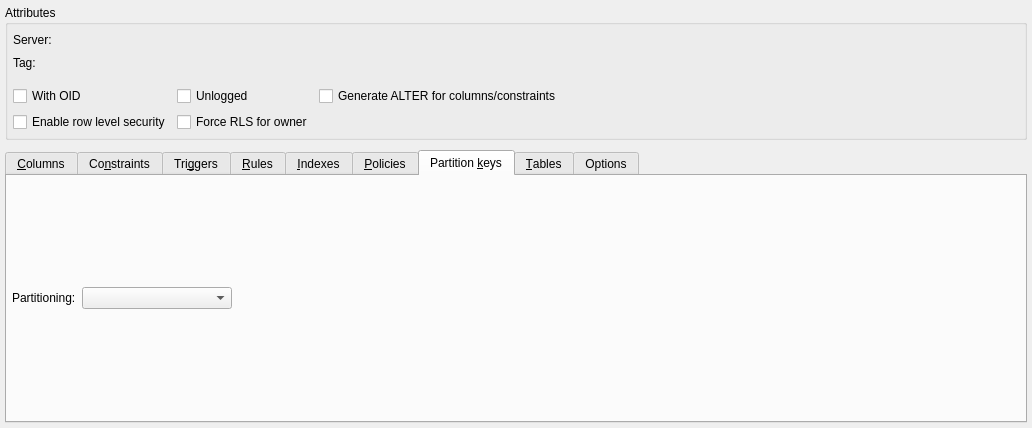
This is libs/libgui/ui/dbobjects/tablewidget.ui in pgmodeler/pgmodeler as Qt 5 draws it before an edit. The edited form follows.
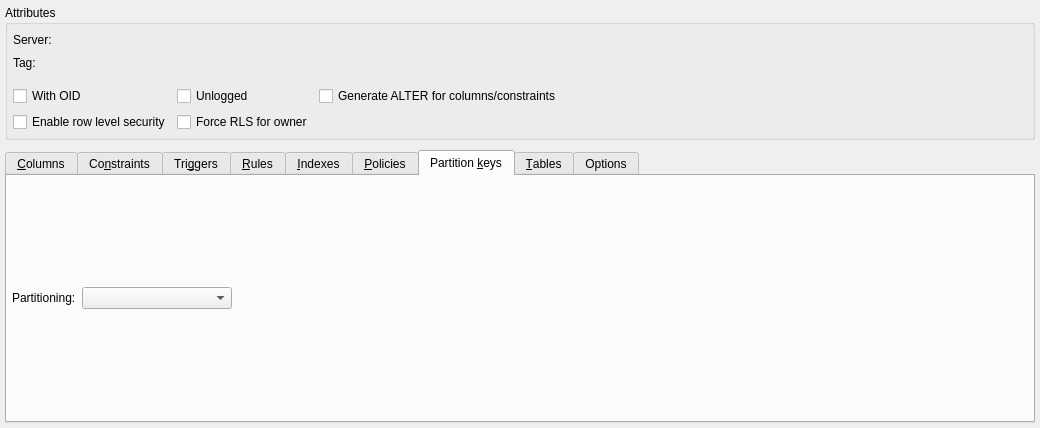
This is the edited form. The open tabs and pages were chosen to show the change.

What changed in the file:
```diff
--- a/libs/libgui/ui/dbobjects/tablewidget.ui
+++ b/libs/libgui/ui/dbobjects/tablewidget.ui
@@ -6,7 +6,7 @@
    <rect>
     <x>0</x>
     <y>0</y>
-    <width>1032</width>
+    <width>1040</width>
     <height>428</height>
    </rect>
   </property>
```
Left out of the diff: 6 changed lines with no effect on the pictures.
